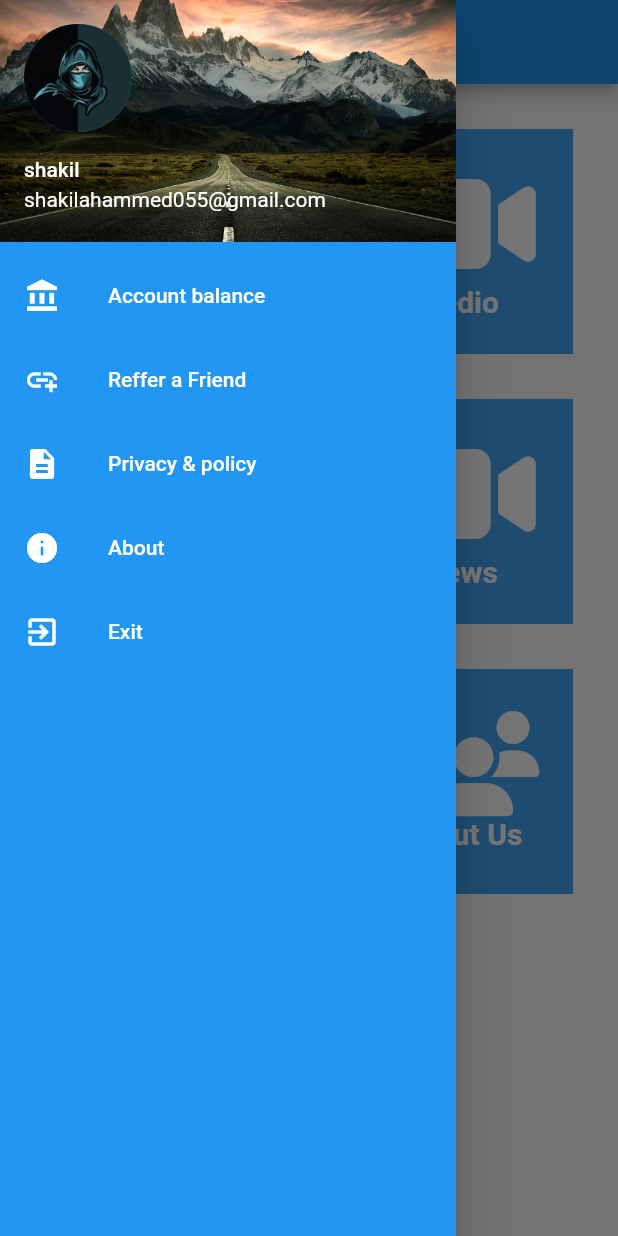
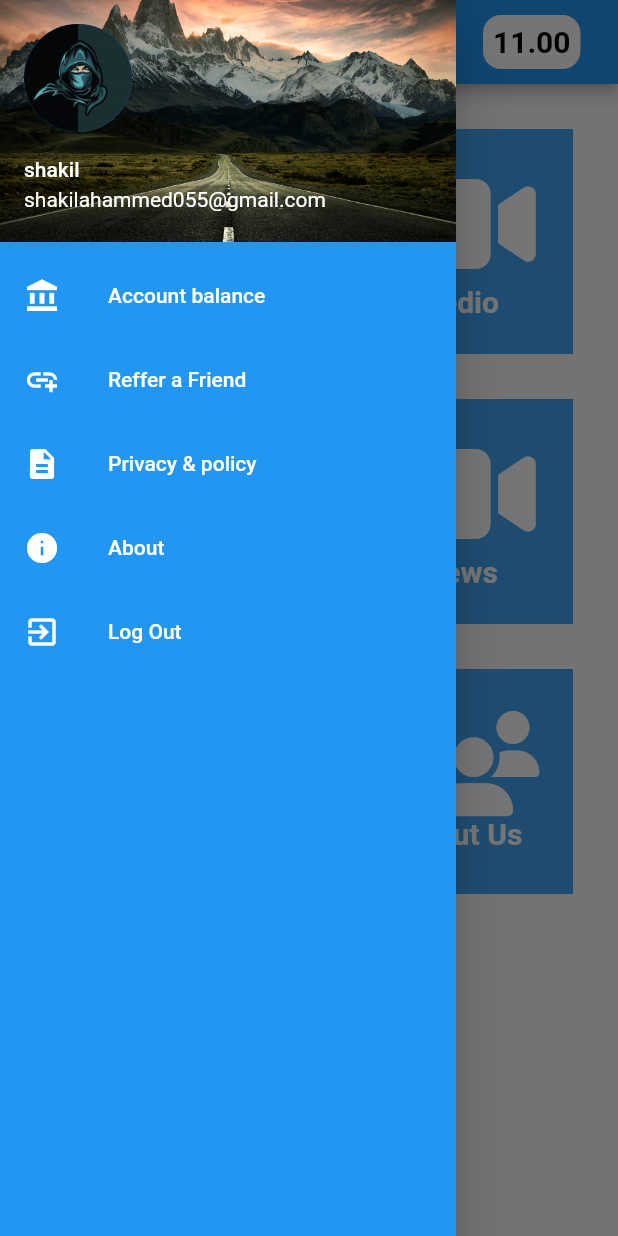
Before and after one commit to shakilahammed055/Quiz_App, a Flutter app: the HomeScreen screen opened directly, with the side drawer open, on a phone screen of 412 x 824 dp. Run offline on Flutter 3.47's test engine with Material 2 defaults, Android fonts, the phone set to English and light mode, and no system bars; our stand-ins replace firebase_auth, firebase_core, font_awesome_flutter, percent_indicator; accounts and stored records are empty.

```diff
--- a/lib/screens/drawer.dart
+++ b/lib/screens/drawer.dart
@@ -1,4 +1,6 @@
+import 'package:firebase_auth/firebase_auth.dart';
 import 'package:flutter/material.dart';
+import 'package:quiz/screens/welcome.dart';
 
 class DrawerScreen extends StatelessWidget {
   const DrawerScreen({super.key});
@@ -85,12 +87,17 @@ class DrawerScreen extends StatelessWidget {
               color: Colors.white,
             ),
             title: Text(
-              "Exit",
+              "Log Out",
               style: TextStyle(
                 color: Colors.white,
               ),
             ),
-            onTap: () => null,
+            onTap: () {
+              FirebaseAuth.instance.signOut().then((value) => Navigator.push(
+                    context,
+                    MaterialPageRoute(builder: (context) => WelcomeScreen()),
+                  ));
+            },
           ),
         ],
       ),
--- a/lib/screens/home_screen.dart
+++ b/lib/screens/home_screen.dart
@@ -6,7 +6,6 @@ import 'package:quiz/news_screen/news_home.dart';
 import 'package:quiz/screens/about_us.dart';
 import 'package:quiz/screens/drawer.dart';
 import 'package:quiz/vedio_screen/vedio_home.dart';
-
 import '../story_screen/story_home.dart';
 
 class HomeScreen extends StatefulWidget {
@@ -38,6 +37,28 @@ class _HomeScreenState extends State<HomeScreen> {
             ],
           ),
         ),
+        actions: [
+          Padding(
+            padding: const EdgeInsets.only(top: 10, bottom: 10, right: 25),
+            child: Container(
+              child: Center(
+                child: Text(
+                  "11.00",
+                  style: TextStyle(
+                    fontWeight: FontWeight.bold,
+                    fontSize: 20,
+                    color: Colors.black,
+                  ),
+                ),
+              ),
+              width: 65,
+              decoration: BoxDecoration(
+                color: Colors.white,
+                borderRadius: BorderRadius.circular(12),
+              ),
+            ),
+          )
+        ],
       ),
       body: SafeArea(
         child: Padding(
--- a/pubspec.yaml
+++ b/pubspec.yaml
@@ -43,6 +43,8 @@ dependencies:
   shared_preferences:
   percent_indicator:
   url_launcher:
+  firebase_core:
+  firebase_auth:
 
 dev_dependencies:
   flutter_test:
```
Also changed, not shown: lib/main.dart (+7 -4 lines), lib/screens/login_screen.dart (+27 -4 lines), lib/screens/signup_screen.dart (+38 -0 lines), pubspec.lock, 4 other files.
